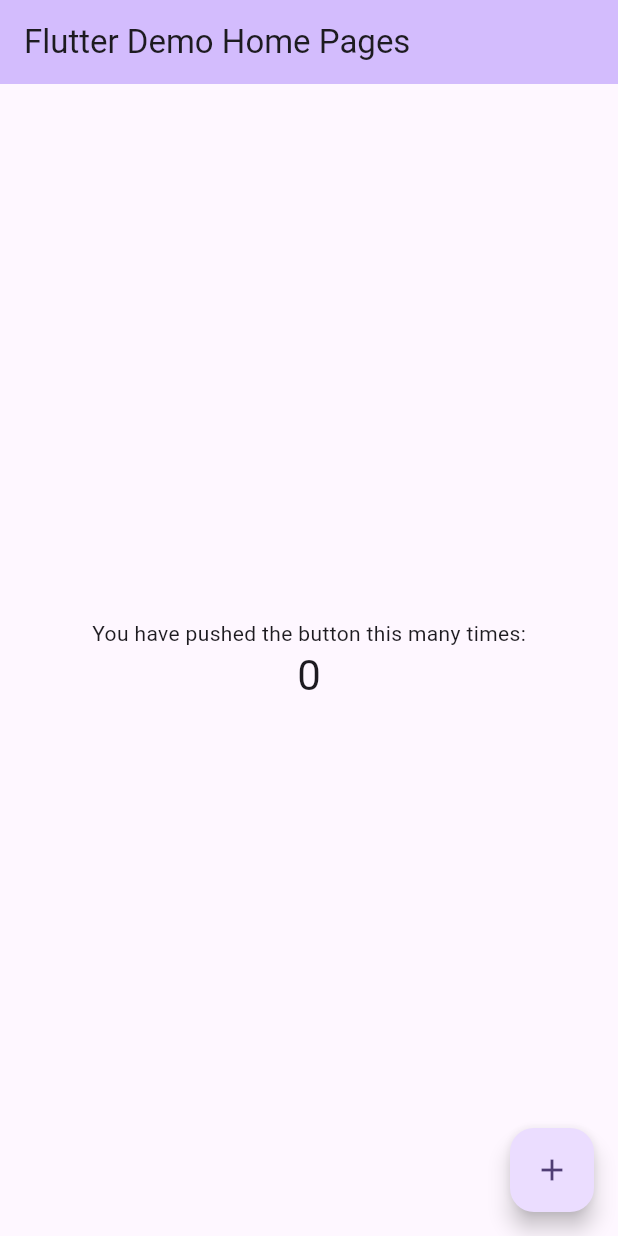
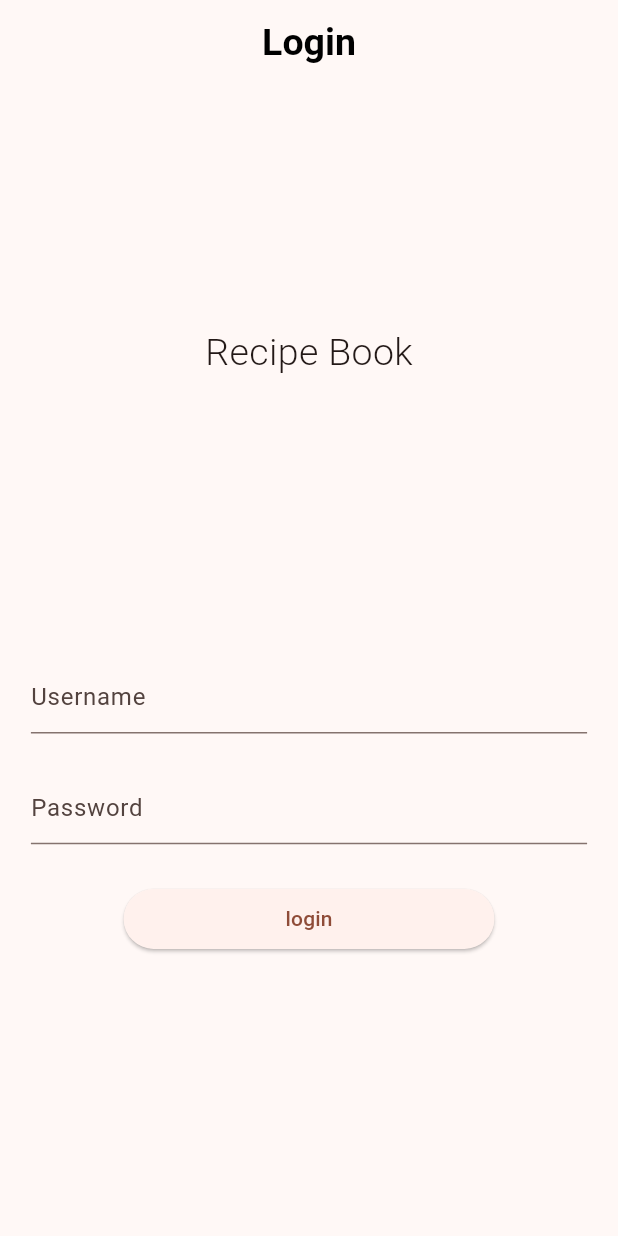
Before and after one commit to JI-Maina/recepies_app, a Flutter app: the screen it shows after launch, on a phone screen of 412 x 824 dp. Run offline on Flutter 3.47's test engine with Material 3 defaults, Android fonts, the phone set to English and light mode, and no system bars.

Commit message:
created login page ui

```diff
--- a/lib/main.dart
+++ b/lib/main.dart
@@ -1,4 +1,5 @@
 import 'package:flutter/material.dart';
+import 'package:recepies_app/pages/login_page.dart';
 
 void main() {
   runApp(const MyApp());
@@ -7,119 +8,25 @@ void main() {
 class MyApp extends StatelessWidget {
   const MyApp({super.key});
 
-  // This widget is the root of your application.
   @override
   Widget build(BuildContext context) {
     return MaterialApp(
-      title: 'Flutter Demos',
+      title: 'Recipe Book',
+      debugShowCheckedModeBanner: false,
       theme: ThemeData(
-        // This is the theme of your application.
-        //
-        // TRY THIS: Try running your application with "flutter run". You'll see
-        // the application has a purple toolbar. Then, without quitting the app,
-        // try changing the seedColor in the colorScheme below to Colors.green
-        // and then invoke "hot reload" (save your changes or press the "hot
-        // reload" button in a Flutter-supported IDE, or press "r" if you used
-        // the command line to start the app).
-        //
-        // Notice that the counter didn't reset back to zero; the application
-        // state is not lost during the reload. To reset the state, use hot
-        // restart instead.
-        //
-        // This works for code too, not just values: Most code changes can be
-        // tested with just a hot reload.
-        colorScheme: ColorScheme.fromSeed(seedColor: Colors.deepPurple),
+        colorScheme: ColorScheme.fromSeed(
+          seedColor: Colors.deepOrange,
+        ),
         useMaterial3: true,
+        appBarTheme: const AppBarTheme(
+          titleTextStyle: TextStyle(
+            color: Colors.black,
+            fontSize: 25,
+            fontWeight: FontWeight.bold,
+          ),
+        ),
       ),
-      home: const MyHomePage(title: 'Flutter Demo Home Pages'),
+      home: LoginPage(),
     );
   }
 }
-
-class MyHomePage extends StatefulWidget {
-  const MyHomePage({super.key, required this.title});
-
-  // This widget is the home page of your application. It is stateful, meaning
-  // that it has a State object (defined below) that contains fields that affect
-  // how it looks.
-
-  // This class is the configuration for the state. It holds the values (in this
-  // case the title) provided by the parent (in this case the App widget) and
-  // used by the build method of the State. Fields in a Widget subclass are
-  // always marked "final".
-
-  final String title;
-
-  @override
-  State<MyHomePage> createState() => _MyHomePageState();
-}
-
-class _MyHomePageState extends State<MyHomePage> {
-  int _counter = 0;
-
-  void _incrementCounter() {
-    setState(() {
-      // This call to setState tells the Flutter framework that something has
-      // changed in this State, which causes it to rerun the build method below
-      // so that the display can reflect the updated values. If we changed
-      // _counter without calling setState(), then the build method would not be
-      // called again, and so nothing would appear to happen.
-      _counter++;
-    });
-  }
-
-  @override
-  Widget build(BuildContext context) {
-    // This method is rerun every time setState is called, for instance as done
-    // by the _incrementCounter method above.
-    //
-    // The Flutter framework has been optimized to make rerunning build methods
-    // fast, so that you can just rebuild anything that needs updating rather
-    // than having to individually change instances of widgets.
-    return Scaffold(
-      appBar: AppBar(
-        // TRY THIS: Try changing the color here to a specific color (to
-        // Colors.amber, perhaps?) and trigger a hot reload to see the AppBar
-        // change color while the other colors stay the same.
-        backgroundColor: Theme.of(context).colorScheme.inversePrimary,
-        // Here we take the value from the MyHomePage object that was created by
-        // the App.build method, and use it to set our appbar title.
-        title: Text(widget.title),
-      ),
-      body: Center(
-        // Center is a layout widget. It takes a single child and positions it
-        // in the middle of the parent.
-        child: Column(
-          // Column is also a layout widget. It takes a list of children and
-          // arranges them vertically. By default, it sizes itself to fit its
-          // children horizontally, and tries to be as tall as its parent.
-          //
-          // Column has various properties to control how it sizes itself and
-          // how it positions its children. Here we use mainAxisAlignment to
-          // center the children vertically; the main axis here is the vertical
-          // axis because Columns are vertical (the cross axis would be
-          // horizontal).
-          //
-          // TRY THIS: Invoke "debug painting" (choose the "Toggle Debug Paint"
-          // action in the IDE, or press "p" in the console), to see the
-          // wireframe for each widget.
-          mainAxisAlignment: MainAxisAlignment.center,
-          children: <Widget>[
-            const Text(
-              'You have pushed the button this many times:',
-            ),
-            Text(
-              '$_counter',
-              style: Theme.of(context).textTheme.headlineMedium,
-            ),
-          ],
-        ),
-      ),
-      floatingActionButton: FloatingActionButton(
-        onPressed: _incrementCounter,
-        tooltip: 'Increment',
-        child: const Icon(Icons.add),
-      ), // This trailing comma makes auto-formatting nicer for build methods.
-    );
-  }
-}
--- /dev/null
+++ b/lib/pages/login_page.dart
@@ -0,0 +1,85 @@
+import 'package:flutter/material.dart';
+
+class LoginPage extends StatefulWidget {
+  @override
+  State<StatefulWidget> createState() {
+    return _LoginPageState();
+  }
+}
+
+class _LoginPageState extends State<LoginPage> {
+  @override
+  Widget build(BuildContext context) {
+    return Scaffold(
+      appBar: AppBar(
+        centerTitle: true,
+        title: const Text('Login'),
+      ),
+      body: SafeArea(
+        child: _buildUI(),
+      ),
+    );
+  }
+
+  Widget _buildUI() {
+    return SizedBox(
+      width: MediaQuery.sizeOf(context).width,
+      child: Column(
+        mainAxisSize: MainAxisSize.max,
+        mainAxisAlignment: MainAxisAlignment.spaceEvenly,
+        crossAxisAlignment: CrossAxisAlignment.center,
+        children: [
+          _title(),
+          _loginForm(),
+        ],
+      ),
+    );
+  }
+
+  Widget _title() {
+    return const Text(
+      'Recipe Book',
+      style: TextStyle(
+        fontSize: 25,
+        fontWeight: FontWeight.w300,
+      ),
+    );
+  }
+
+  Widget _loginForm() {
+    return SizedBox(
+      width: MediaQuery.sizeOf(context).width * 0.90,
+      height: MediaQuery.sizeOf(context).height * 0.30,
+      child: Form(
+        child: Column(
+          mainAxisSize: MainAxisSize.max,
+          mainAxisAlignment: MainAxisAlignment.spaceEvenly,
+          crossAxisAlignment: CrossAxisAlignment.center,
+          children: [
+            TextFormField(
+              decoration: InputDecoration(
+                hintText: 'Username',
+              ),
+            ),
+            TextFormField(
+              decoration: InputDecoration(
+                hintText: 'Password',
+              ),
+            ),
+            _loginButton(),
+          ],
+        ),
+      ),
+    );
+  }
+
+  Widget _loginButton() {
+    return SizedBox(
+      width: MediaQuery.sizeOf(context).width * 0.60,
+      child: ElevatedButton(
+        onPressed: () {},
+        child: const Text('login'),
+      ),
+    );
+  }
+}
```
